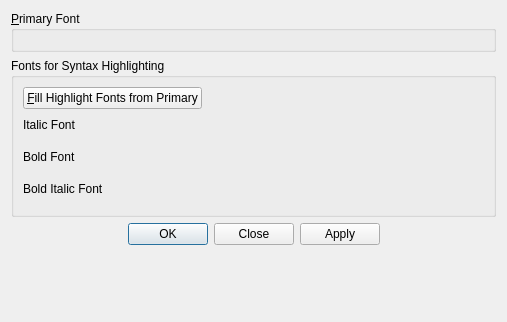
Above: source/DialogFonts.ui from eteran/nedit-ng before the change. Below: the same form after it.
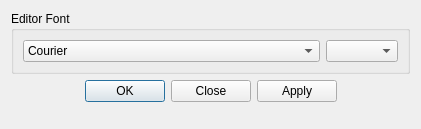
That is the form after the change. Custom widgets are drawn as their Qt base class.

Commit message:
trimmed out the concept of having a complicatedseperate font system for italic, bold, and italic-bold styles. Instead, the more conventional methodology of having a single font set, which is styled as bold or italic as needed.
In other words, the user simply selects a single font/size for the
editor, and that font is style appropriately. This results in simpler
and more efficient rendering code as well!

For most (all?) users who just select a font and choose "fill from primary",
this will result in exactly the same as original behavior.

Closes issue #5.

What changed in the file:
```diff
--- a/source/DialogFonts.ui
+++ b/source/DialogFonts.ui
@@ -6,8 +6,8 @@
    <rect>
     <x>0</x>
     <y>0</y>
-    <width>507</width>
-    <height>322</height>
+    <width>421</width>
+    <height>129</height>
    </rect>
   </property>
   <property name="windowTitle">
@@ -17,257 +17,27 @@
    <item>
     <widget class="QGroupBox" name="groupBox">
      <property name="title">
-      <string>&amp;Primary Font</string>
+      <string>Editor Font</string>
      </property>
-     <layout class="QVBoxLayout" name="verticalLayout_3">
+     <layout class="QHBoxLayout" name="horizontalLayout">
       <item>
-       <widget class="FixedFontSelector" name="fontPrimary" native="true"/>
+       <widget class="QFontComboBox" name="fontCombo">
+        <property name="sizePolicy">
+         <sizepolicy hsizetype="MinimumExpanding" vsizetype="Fixed">
+          <horstretch>0</horstretch>
+          <verstretch>0</verstretch>
+         </sizepolicy>
+        </property>
+        <property name="editable">
+         <bool>false</bool>
+        </property>
+        <property name="fontFilters">
+         <set>QFontComboBox::MonospacedFonts</set>
+        </property>
+       </widget>
       </item>
-     </layout>
-    </widget>
-   </item>
-   <item>
-    <widget class="QGroupBox" name="groupBox_2">
-     <property name="title">
-      <string>Fonts for Syntax Highlighting</string>
-     </property>
-     <layout class="QVBoxLayout" name="verticalLayout_2">
       <item>
-       <layout class="QHBoxLayout" name="horizontalLayout_2">
-        <item>
-         <widget class="QPushButton" name="buttonFill">
-          <property name="text">
-           <string>&amp;Fill Highlight Fonts from Primary</string>
-          </property>
-         </widget>
-        </item>
-        <item>
-         <spacer name="horizontalSpacer">
-          <property name="orientation">
-           <enum>Qt::Horizontal</enum>
-          </property>
-          <property name="sizeHint" stdset="0">
-           <size>
-            <width>277</width>
-            <height>20</height>
-           </size>
-          </property>
-         </spacer>
-        </item>
-       </layout>
-      </item>
-      <item>
-       <layout class="QHBoxLayout" name="horizontalLayout_3">
-        <item>
-         <widget class="QLabel" name="label">
-          <property name="text">
-           <string>Italic Font</string>
-          </property>
-         </widget>
-        </item>
-        <item>
-         <spacer name="horizontalSpacer_2">
-          <property name="orientation">
-           <enum>Qt::Horizontal</enum>
-          </property>
-          <property name="sizeHint" stdset="0">
-           <size>
-            <width>416</width>
-            <height>20</height>
-           </size>
-          </property>
-         </spacer>
-        </item>
-        <item>
-         <widget class="QLabel" name="labelItalicError">
-          <property name="palette">
-           <palette>
-            <active>
-             <colorrole role="WindowText">
-              <brush brushstyle="SolidPattern">
-               <color alpha="255">
-                <red>255</red>
-                <green>0</green>
-                <blue>0</blue>
-               </color>
-              </brush>
-             </colorrole>
-            </active>
-            <inactive>
-             <colorrole role="WindowText">
-              <brush brushstyle="SolidPattern">
-               <color alpha="255">
-                <red>255</red>
-                <green>0</green>
-                <blue>0</blue>
-               </color>
-              </brush>
-             </colorrole>
-            </inactive>
-            <disabled>
-             <colorrole role="WindowText">
-              <brush brushstyle="SolidPattern">
-               <color alpha="255">
-                <red>165</red>
-                <green>167</green>
-                <blue>169</blue>
-               </color>
-              </brush>
-             </colorrole>
-            </disabled>
-           </palette>
-          </property>
-          <property name="text">
-           <string/>
-          </property>
-         </widget>
-        </item>
-       </layout>
-      </item>
-      <item>
-       <widget class="FixedFontSelector" name="fontItalic" native="true"/>
-      </item>
-      <item>
-       <layout class="QHBoxLayout" name="horizontalLayout_4">
-        <item>
-         <widget class="QLabel" name="label_2">
-          <property name="text">
-           <string>Bold Font</string>
-          </property>
-         </widget>
-        </item>
-        <item>
-         <spacer name="horizontalSpacer_3">
-          <property name="orientation">
-           <enum>Qt::Horizontal</enum>
-          </property>
-          <property name="sizeHint" stdset="0">
-           <size>
-            <width>416</width>
-            <height>20</height>
-           </size>
-          </property>
-         </spacer>
-        </item>
-        <item>
-         <widget class="QLabel" name="labelBoldError">
-          <property name="palette">
-           <palette>
-            <active>
-             <colorrole role="WindowText">
-              <brush brushstyle="SolidPattern">
-               <color alpha="255">
-                <red>255</red>
-                <green>0</green>
-                <blue>0</blue>
-               </color>
-              </brush>
-             </colorrole>
-            </active>
-            <inactive>
-             <colorrole role="WindowText">
-              <brush brushstyle="SolidPattern">
-               <color alpha="255">
-                <red>255</red>
-                <green>0</green>
-                <blue>0</blue>
-               </color>
-              </brush>
-             </colorrole>
-            </inactive>
-            <disabled>
-             <colorrole role="WindowText">
-              <brush brushstyle="SolidPattern">
-               <color alpha="255">
-                <red>165</red>
-                <green>167</green>
-                <blue>169</blue>
-               </color>
-              </brush>
-             </colorrole>
-            </disabled>
-           </palette>
-          </property>
-          <property name="text">
-           <string/>
-          </property>
-         </widget>
-        </item>
-       </layout>
-      </item>
-      <item>
-       <widget class="FixedFontSelector" name="fontBold" native="true"/>
-      </item>
-      <item>
-       <layout class="QHBoxLayout" name="horizontalLayout_5">
-        <item>
-         <widget class="QLabel" name="label_3">
-          <property name="text">
-           <string>Bold Italic Font</string>
-          </property>
-         </widget>
-        </item>
-        <item>
-         <spacer name="horizontalSpacer_4">
-          <property name="orientation">
-           <enum>Qt::Horizontal</enum>
-          </property>
-          <property name="sizeHint" stdset="0">
-           <size>
-            <width>416</width>
-            <height>20</height>
-           </size>
-          </property>
-         </spacer>
-        </item>
-        <item>
-         <widget class="QLabel" name="labelBoldItalicError">
-          <property name="palette">
-           <palette>
-            <active>
-             <colorrole role="WindowText">
-              <brush brushstyle="SolidPattern">
-               <color alpha="255">
-                <red>255</red>
-                <green>0</green>
-                <blue>0</blue>
-               </color>
-              </brush>
-             </colorrole>
-            </active>
-            <inactive>
-             <colorrole role="WindowText">
-              <brush brushstyle="SolidPattern">
-               <color alpha="255">
-                <red>255</red>
-                <green>0</green>
-                <blue>0</blue>
-               </color>
-              </brush>
-             </colorrole>
-            </inactive>
-            <disabled>
-             <colorrole role="WindowText">
-              <brush brushstyle="SolidPattern">
-               <color alpha="255">
-                <red>165</red>
-                <green>167</green>
-                <blue>169</blue>
-               </color>
-              </brush>
-             </colorrole>
-            </disabled>
-           </palette>
-          </property>
-          <property name="text">
-           <string/>
-          </property>
-         </widget>
-        </item>
-       </layout>
-      </item>
-      <item>
-       <widget class="FixedFontSelector" name="fontBoldItalic" native="true"/>
+       <widget class="QComboBox" name="fontSize"/>
       </item>
      </layout>
     </widget>
@@ -300,14 +70,6 @@
    </item>
   </layout>
  </widget>
- <customwidgets>
-  <customwidget>
-   <class>FixedFontSelector</class>
-   <extends>QWidget</extends>
-   <header>FixedFontSelector.h</header>
-   <container>1</container>
-  </customwidget>
- </customwidgets>
  <resources/>
  <connections>
   <connection>
```
The commit also changes 18 other files.
